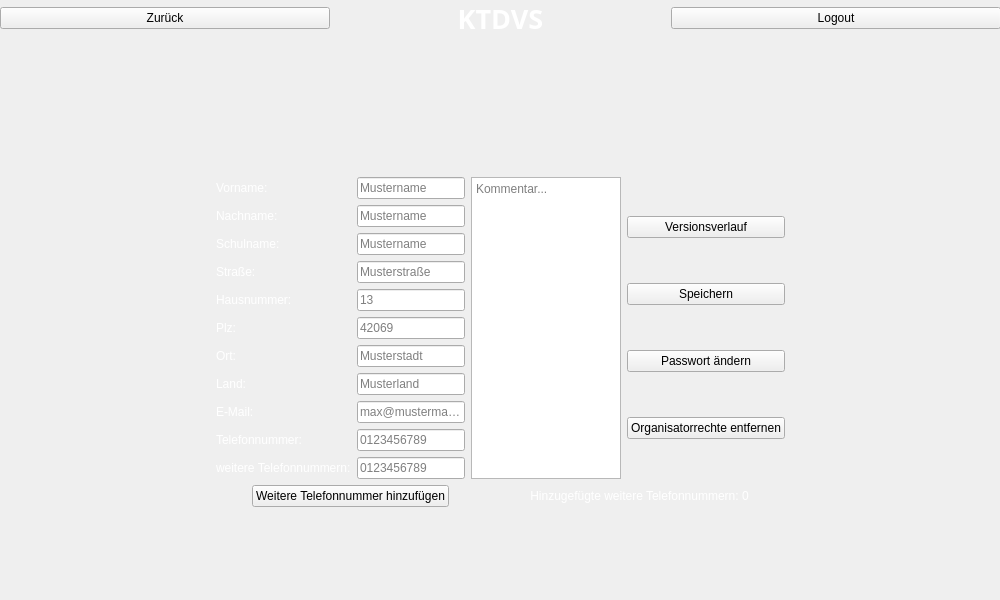
Old version of the form KTDVS/KTDVS/view_teilnehmerteilnehmerhinzufuegen.ui in the repository SimonRuttmann/ClassReunionSoftware.
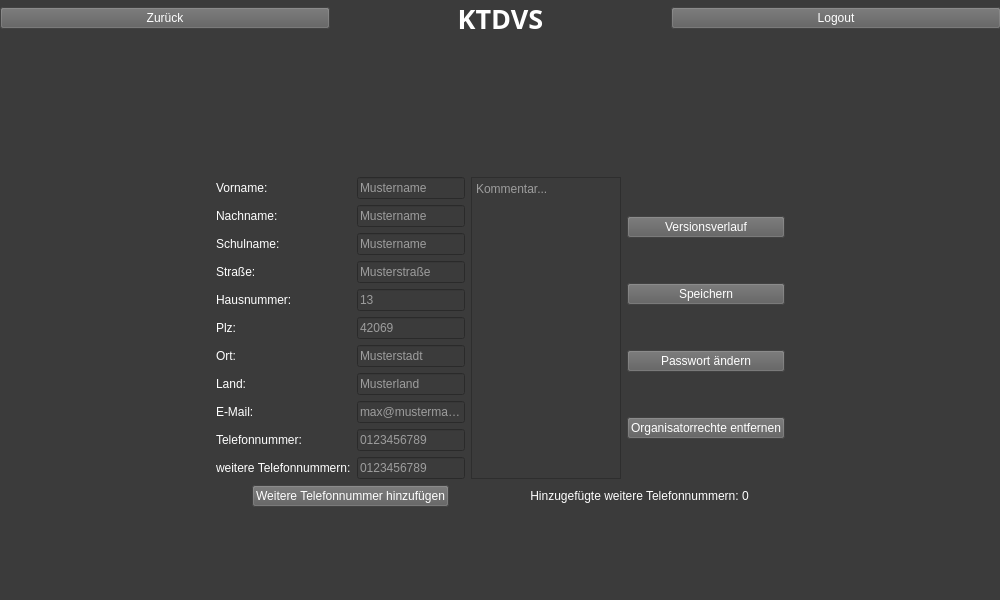
New version of the form.

```diff
--- a/KTDVS/KTDVS/view_teilnehmerteilnehmerhinzufuegen.ui
+++ b/KTDVS/KTDVS/view_teilnehmerteilnehmerhinzufuegen.ui
@@ -25,7 +25,12 @@
   <property name="windowTitle">
    <string>Form</string>
   </property>
-  <widget class="QWidget" name="">
+  <property name="styleSheet">
+   <string notr="true">QWidget{
+	background-color: rgb(59, 59, 59);
+}</string>
+  </property>
+  <widget class="QWidget" name="layoutWidget">
    <property name="geometry">
     <rect>
      <x>0</x>
@@ -39,6 +44,12 @@
      <layout class="QHBoxLayout" name="horizontalLayout_5">
       <item>
        <widget class="QPushButton" name="zurueck_2">
+        <property name="styleSheet">
+         <string notr="true">QPushButton{
+	background-color: rgb(93, 93, 93);
+	color: rgb(255, 255, 255);
+}</string>
+        </property>
         <property name="text">
          <string>Zurück</string>
         </property>
@@ -69,6 +80,12 @@
       </item>
       <item>
        <widget class="QPushButton" name="logout_2">
+        <property name="styleSheet">
+         <string notr="true">QPushButton{
+	background-color: rgb(93, 93, 93);
+	color: rgb(255, 255, 255);
+}</string>
+        </property>
         <property name="text">
          <string>Logout</string>
         </property>
@@ -285,6 +302,12 @@
                       <property name="enabled">
                        <bool>true</bool>
                       </property>
+                      <property name="styleSheet">
+                       <string notr="true">QLineEdit{
+	color: rgb(255, 255, 255);
+	background-color: rgb(59, 59, 59);
+}</string>
+                      </property>
                       <property name="placeholderText">
                        <string>Mustername</string>
                       </property>
@@ -292,6 +315,12 @@
                     </item>
                     <item>
                      <widget class="QLineEdit" name="lineEdit_12">
+                      <property name="styleSheet">
+                       <string notr="true">QLineEdit{
+	color: rgb(255, 255, 255);
+	background-color: rgb(59, 59, 59);
+}</string>
+                      </property>
                       <property name="placeholderText">
                        <string>Mustername</string>
                       </property>
@@ -299,6 +328,12 @@
                     </item>
                     <item>
                      <widget class="QLineEdit" name="lineEdit_13">
+                      <property name="styleSheet">
+                       <string notr="true">QLineEdit{
+	color: rgb(255, 255, 255);
+	background-color: rgb(59, 59, 59);
+}</string>
+                      </property>
                       <property name="placeholderText">
                        <string>Mustername</string>
                       </property>
@@ -306,6 +341,12 @@
                     </item>
                     <item>
                      <widget class="QLineEdit" name="lineEdit_14">
+                      <property name="styleSheet">
+                       <string notr="true">QLineEdit{
+	color: rgb(255, 255, 255);
+	background-color: rgb(59, 59, 59);
+}</string>
+                      </property>
                       <property name="placeholderText">
                        <string>Musterstraße</string>
                       </property>
@@ -313,6 +354,12 @@
                     </item>
                     <item>
                      <widget class="QLineEdit" name="lineEdit_15">
+                      <property name="styleSheet">
+                       <string notr="true">QLineEdit{
+	color: rgb(255, 255, 255);
+	background-color: rgb(59, 59, 59);
+}</string>
+                      </property>
                       <property name="placeholderText">
                        <string>13</string>
                       </property>
@@ -320,6 +367,12 @@
                     </item>
                     <item>
                      <widget class="QLineEdit" name="lineEdit_16">
+                      <property name="styleSheet">
+                       <string notr="true">QLineEdit{
+	color: rgb(255, 255, 255);
+	background-color: rgb(59, 59, 59);
+}</string>
+                      </property>
                       <property name="placeholderText">
                        <string>42069</string>
                       </property>
@@ -327,6 +380,12 @@
                     </item>
                     <item>
                      <widget class="QLineEdit" name="lineEdit_17">
+                      <property name="styleSheet">
+                       <string notr="true">QLineEdit{
+	color: rgb(255, 255, 255);
+	background-color: rgb(59, 59, 59);
+}</string>
+                      </property>
                       <property name="placeholderText">
                        <string>Musterstadt</string>
                       </property>
@@ -334,6 +393,12 @@
                     </item>
                     <item>
                      <widget class="QLineEdit" name="lineEdit_18">
+                      <property name="styleSheet">
+                       <string notr="true">QLineEdit{
+	color: rgb(255, 255, 255);
+	background-color: rgb(59, 59, 59);
+}</string>
+                      </property>
                       <property name="placeholderText">
                        <string>Musterland</string>
                       </property>
@@ -341,6 +406,12 @@
                     </item>
                     <item>
                      <widget class="QLineEdit" name="lineEdit_20">
+                      <property name="styleSheet">
+                       <string notr="true">QLineEdit{
+	color: rgb(255, 255, 255);
+	background-color: rgb(59, 59, 59);
+}</string>
+                      </property>
                       <property name="placeholderText">
                        <string>max@mustermann.de</string>
                       </property>
@@ -348,6 +419,12 @@
                     </item>
                     <item>
                      <widget class="QLineEdit" name="lineEdit_19">
+                      <property name="styleSheet">
+                       <string notr="true">QLineEdit{
+	color: rgb(255, 255, 255);
+	background-color: rgb(59, 59, 59);
+}</string>
+                      </property>
                       <property name="alignment">
                        <set>Qt::AlignLeading|Qt::AlignLeft|Qt::AlignVCenter</set>
                       </property>
@@ -358,6 +435,12 @@
                     </item>
                     <item>
                      <widget class="QLineEdit" name="lineEdit_21">
+                      <property name="styleSheet">
+                       <string notr="true">QLineEdit{
+	color: rgb(255, 255, 255);
+	background-color: rgb(59, 59, 59);
+}</string>
+                      </property>
                       <property name="placeholderText">
                        <string>0123456789</string>
                       </property>
@@ -377,6 +460,12 @@
                   <height>500</height>
                  </size>
                 </property>
+                <property name="styleSheet">
+                 <string notr="true">QTextEdit{
+	color: rgb(255, 255, 255);
+	background-color: rgb(59, 59, 59);
+}</string>
+                </property>
                 <property name="placeholderText">
                  <string>Kommentar...</string>
                 </property>
@@ -386,6 +475,12 @@
                <layout class="QVBoxLayout" name="verticalLayout">
                 <item>
                  <widget class="QPushButton" name="Versionsverlauf">
+                  <property name="styleSheet">
+                   <string notr="true">QPushButton{
+	background-color: rgb(93, 93, 93);
+	color: rgb(255, 255, 255);
+}</string>
+                  </property>
                   <property name="text">
                    <string>Versionsverlauf</string>
                   </property>
@@ -393,6 +488,12 @@
                 </item>
                 <item>
                  <widget class="QPushButton" name="Speichern">
+                  <property name="styleSheet">
+                   <string notr="true">QPushButton{
+	background-color: rgb(93, 93, 93);
+	color: rgb(255, 255, 255);
+}</string>
+                  </property>
                   <property name="text">
                    <string>Speichern</string>
                   </property>
@@ -400,6 +501,12 @@
                 </item>
                 <item>
                  <widget class="QPushButton" name="PwAndern">
+                  <property name="styleSheet">
+                   <string notr="true">QPushButton{
+	background-color: rgb(93, 93, 93);
+	color: rgb(255, 255, 255);
+}</string>
+                  </property>
                   <property name="text">
                    <string>Passwort ändern</string>
                   </property>
@@ -413,6 +520,12 @@
                   <property name="autoFillBackground">
                    <bool>false</bool>
                   </property>
+                  <property name="styleSheet">
+                   <string notr="true">QPushButton{
+	background-color: rgb(93, 93, 93);
+	color: rgb(255, 255, 255);
+}</string>
+                  </property>
                   <property name="text">
                    <string>Organisatorrechte entfernen</string>
                   </property>
@@ -462,6 +575,12 @@
           </item>
           <item>
            <widget class="QPushButton" name="AddPhoneNumber">
+            <property name="styleSheet">
+             <string notr="true">QPushButton{
+	background-color: rgb(93, 93, 93);
+	color: rgb(255, 255, 255);
+}</string>
+            </property>
             <property name="text">
              <string>Weitere Telefonnummer hinzufügen</string>
             </property>
```
